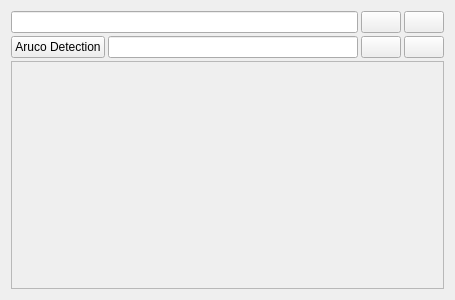
Qt form rover_gui/ui/ui/VideoPlayer.ui (robotique-udes/rover) before a commit.
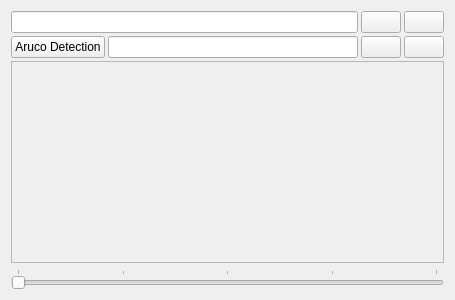
The same form after that commit. Icons and pictures are not drawn.

The edit to the form file:
```diff
--- a/rover_gui/ui/ui/VideoPlayer.ui
+++ b/rover_gui/ui/ui/VideoPlayer.ui
@@ -203,6 +203,28 @@
      </item>
     </layout>
    </item>
+   <item row="1" column="0">
+    <widget class="QSlider" name="cameraAngleSlider">
+     <property name="cursor">
+      <cursorShape>ArrowCursor</cursorShape>
+     </property>
+     <property name="maximum">
+      <number>360</number>
+     </property>
+     <property name="value">
+      <number>0</number>
+     </property>
+     <property name="orientation">
+      <enum>Qt::Horizontal</enum>
+     </property>
+     <property name="tickPosition">
+      <enum>QSlider::TicksAbove</enum>
+     </property>
+     <property name="tickInterval">
+      <number>90</number>
+     </property>
+    </widget>
+   </item>
   </layout>
  </widget>
  <resources/>
```
Left out of the diff: 6 changed lines with no effect on the pictures.
